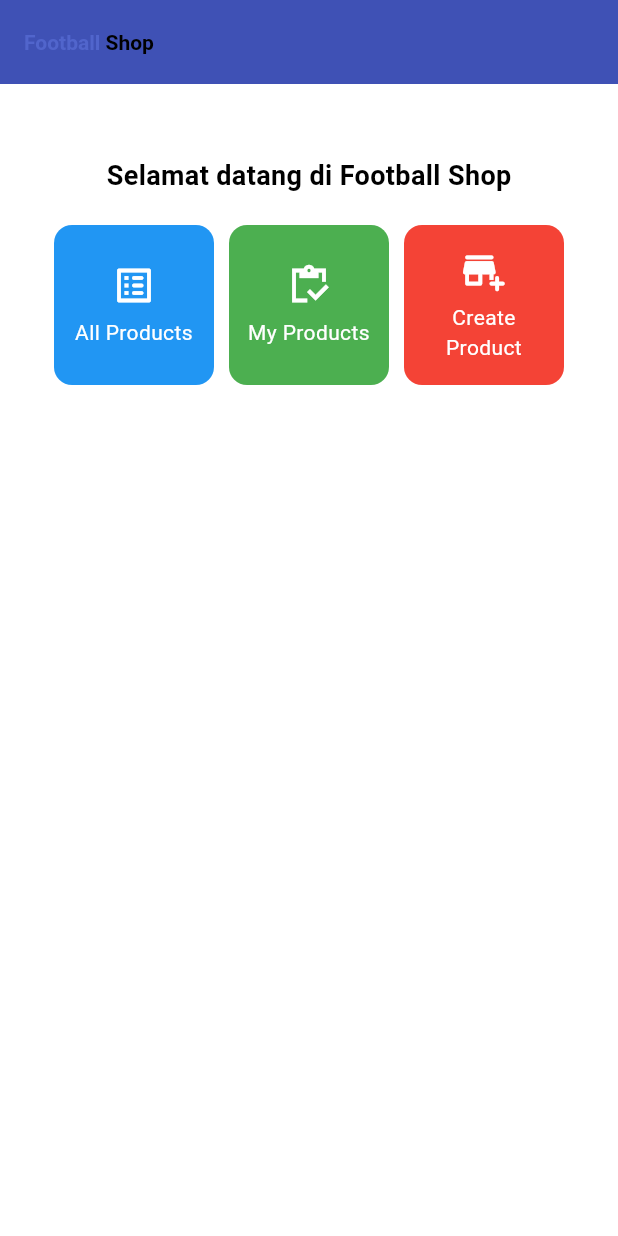
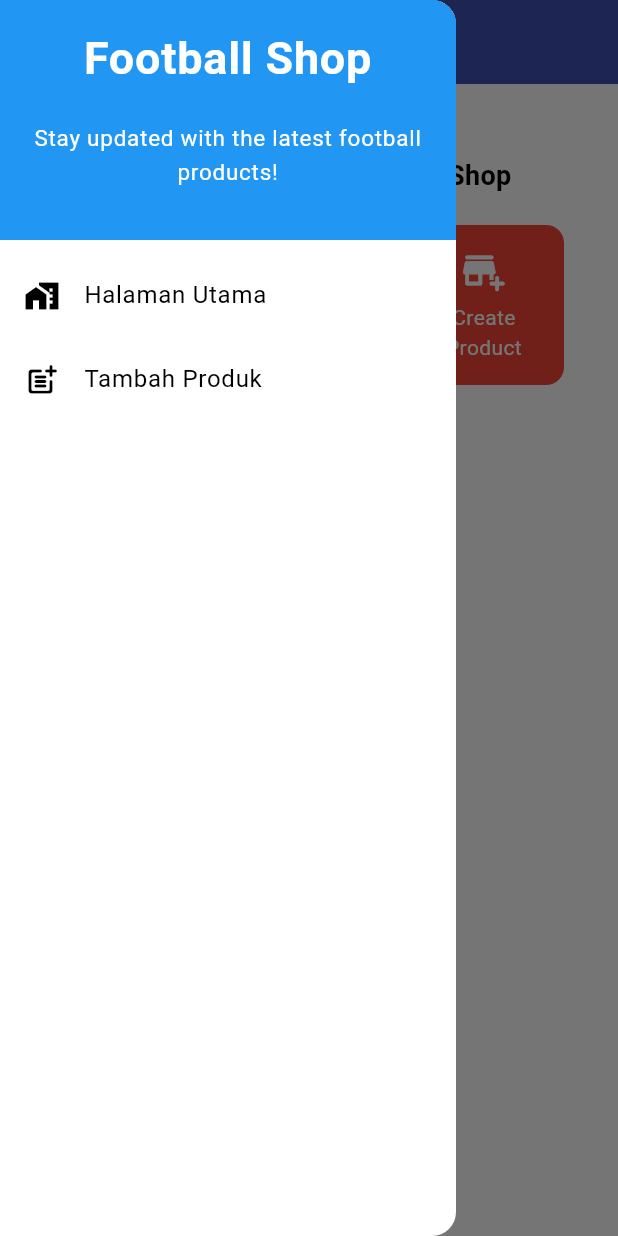
Before and after one commit to NisriinaWakhdah/football-shop-mobile, a Flutter app: the screen it shows after launch, with the side drawer open (before the commit the screen has no drawer), on a phone screen of 412 x 824 dp. Run offline on Flutter 3.47's test engine with Material 3 defaults, Android fonts, the phone set to English and light mode, and no system bars.

Commit message:
Tugas Individu 8

```diff
--- a/lib/main.dart
+++ b/lib/main.dart
@@ -1,5 +1,5 @@
 import 'package:flutter/material.dart';
-import 'package:football_shop/menu.dart';
+import 'package:football_shop/screens/menu.dart';
 
 void main() {
   runApp(const MyApp());
--- a/lib/menu.dart
+++ b/lib/screens/menu.dart
@@ -1,4 +1,7 @@
 import 'package:flutter/material.dart';
+import 'package:football_shop/widgets/left_drawer.dart';
+import 'package:football_shop/widgets/news_card.dart';
+
 class MyHomePage extends StatelessWidget {
   MyHomePage({super.key});
 
@@ -18,14 +21,14 @@ class MyHomePage extends StatelessWidget {
               TextSpan(
                 text: "Football ",
                 style: TextStyle(
-                  color: Color.fromARGB(255, 81, 101, 204),
+                  color: Color.fromARGB(255, 131, 151, 255),
                   fontWeight: FontWeight.bold,
                 ),
               ),
               TextSpan(
                 text: "Shop",
                 style: TextStyle(
-                  color: Colors.black,
+                  color: Colors.white,
                   fontWeight: FontWeight.bold,
                 ),
               ),
@@ -34,13 +37,13 @@ class MyHomePage extends StatelessWidget {
         ),
         backgroundColor: Theme.of(context).colorScheme.primary,
       ),
+      drawer: LeftDrawer(),   // menambahkan drawer yg telah dibuat
       body: Padding(
         padding: const EdgeInsets.all(16.0),
         child: Column(
           crossAxisAlignment: CrossAxisAlignment.center,
           children: [
             const SizedBox(height: 16.0),
-
             Center(
               child: Column(
                 children: [
@@ -61,7 +64,6 @@ class MyHomePage extends StatelessWidget {
                     mainAxisSpacing: 10,
                     crossAxisCount: 3,
                     shrinkWrap: true,
-
                     children: items.map((ItemHomePage item){
                       return ItemCard(item);
                     }).toList(),
@@ -74,8 +76,6 @@ class MyHomePage extends StatelessWidget {
       ),
     );
   }
-
-
 }
 
 class ItemHomePage{
@@ -84,60 +84,3 @@ class ItemHomePage{
 
   ItemHomePage(this.name, this.icon);
 }
-
-class ItemCard extends StatelessWidget{
-  final ItemHomePage item;
-
-  const ItemCard(this.item, {super.key});
-
-  @override
-  Widget build(BuildContext context){
-    return Material(
-      color: _getCardColor(item.name),
-      borderRadius: BorderRadius.circular(12),
-      child: InkWell(
-        onTap: () {
-          // menampilkan pesan SnackBar saat kartu ditekan
-          ScaffoldMessenger.of(context)
-            ..hideCurrentSnackBar()
-            ..showSnackBar(SnackBar(content: Text("Kamu telah menekan tombol ${item.name}!")));
-
-        },
-        child: Container(
-          padding: const EdgeInsets.all(8),
-          child: Center(
-            child: Column(
-              mainAxisAlignment: MainAxisAlignment.center,
-              children: [
-                Icon(
-                  item.icon,
-                  color: Colors.white,
-                  size: 30.0,
-                ),
-                const Padding(padding: EdgeInsets.all(3)),
-                Text(
-                  item.name,
-                  textAlign: TextAlign.center,
-                  style: const TextStyle(color: Colors.white),
-                ),
-              ],
-            ),
-          ),
-        ),
-      ),
-    );
-  }
-
-  Color _getCardColor(String name){
-    switch(name){
-      case "All Products":
-        return Colors.blue;
-      case "My Products":
-        return Colors.green;
-      case "Create Product":
-        return Colors.red;
-      default:
-        return Colors.tealAccent;
-    }
-  }
-}
--- /dev/null
+++ b/lib/widgets/left_drawer.dart
@@ -0,0 +1,65 @@
+import 'package:flutter/material.dart';
+import 'package:football_shop/screens/menu.dart';
+import 'package:football_shop/screens/productlist_form.dart';
+
+class LeftDrawer extends StatelessWidget {
+  const LeftDrawer({super.key});
+
+  @override
+  Widget build(BuildContext context){
+    return Drawer(
+      child: ListView(
+        children: [
+          const DrawerHeader(
+            decoration: BoxDecoration(
+              color: Colors.blue,
+            ),
+            child: Column(
+              children: [
+                Text(
+                  'Football Shop',
+                  textAlign: TextAlign.center,
+                  style: TextStyle(
+                    fontSize: 30,
+                    fontWeight: FontWeight.bold,
+                    color: Colors.white,
+                  ),
+                ),
+                Padding(padding: EdgeInsets.all(10)),
+                Text(
+                  "Stay updated with the latest football products!",
+                  textAlign: TextAlign.center,
+                  style: TextStyle(
+                    fontSize: 15,
+                    fontWeight: FontWeight.normal,
+                    color: Colors.white,
+                  ),
+                ),
+              ],
+            ),
+          ),
+          ListTile(
+            leading: const Icon(Icons.home_work_sharp),
+            title: const Text('Halaman Utama'),
+            onTap: () {
+              Navigator.pushReplacement(
+                context,
+                MaterialPageRoute(
+                  builder: (context) => MyHomePage(),
+                  ));
+            },
+          ),
+          ListTile(
+            leading: const Icon(Icons.post_add_rounded),
+            title: const Text('Tambah Produk'),
+            // bagian routing
+            onTap: (){
+              // routing ke NewsFormPage
+              Navigator.push(context, MaterialPageRoute(builder: (context) => NewsFormPage(),));
+            }
+          )
+        ],
+      ),
+    );
+  }
+}
--- /dev/null
+++ b/lib/widgets/news_card.dart
@@ -0,0 +1,64 @@
+import 'package:flutter/material.dart';
+import 'package:football_shop/screens/productlist_form.dart';
+import 'package:football_shop/screens/menu.dart';
+
+class ItemCard extends StatelessWidget{
+  final ItemHomePage item;
+
+  const ItemCard(this.item, {super.key});
+
+  @override
+  Widget build(BuildContext context){
+    return Material(
+      color: _getCardColor(item.name),
+      borderRadius: BorderRadius.circular(12),
+      child: InkWell(
+        onTap: () {
+          // menampilkan pesan SnackBar saat kartu ditekan
+          ScaffoldMessenger.of(context)
+            ..hideCurrentSnackBar()
+            ..showSnackBar(SnackBar(content: Text("Kamu telah menekan tombol ${item.name}!")));
+
+          // Navigate ke route yang sesuai
+          if (item.name == "Create Product") {
+            Navigator.push(context, MaterialPageRoute(builder: (context) => NewsFormPage()));
+          }
+        },
+        child: Container(
+          padding: const EdgeInsets.all(8),
+          child: Center(
+            child: Column(
+              mainAxisAlignment: MainAxisAlignment.center,
+              children: [
+                Icon(
+                  item.icon,
+                  color: Colors.white,
+                  size: 30.0,
+                ),
+                const Padding(padding: EdgeInsets.all(3)),
+                Text(
+                  item.name,
+                  textAlign: TextAlign.center,
+                  style: const TextStyle(color: Colors.white),
+                ),
+              ],
+            ),
+          ),
+        ),
+      ),
+    );
+  }
+
+  Color _getCardColor(String name){
+    switch(name){
+      case "All Products":
+        return Colors.blue;
+      case "My Products":
+        return Colors.green;
+      case "Create Product":
+        return Colors.red;
+      default:
+        return Colors.tealAccent;
+    }
+  }
+}
--- a/pubspec.yaml
+++ b/pubspec.yaml
@@ -30,6 +30,7 @@ environment:
 dependencies:
   flutter:
     sdk: flutter
+  intl: ^0.19.0
 
   # The following adds the Cupertino Icons font to your application.
   # Use with the CupertinoIcons class for iOS style icons.
```
Also changed, not shown: lib/screens/productlist_form.dart (added, +345 -0 lines), pubspec.lock, 1 other file.
